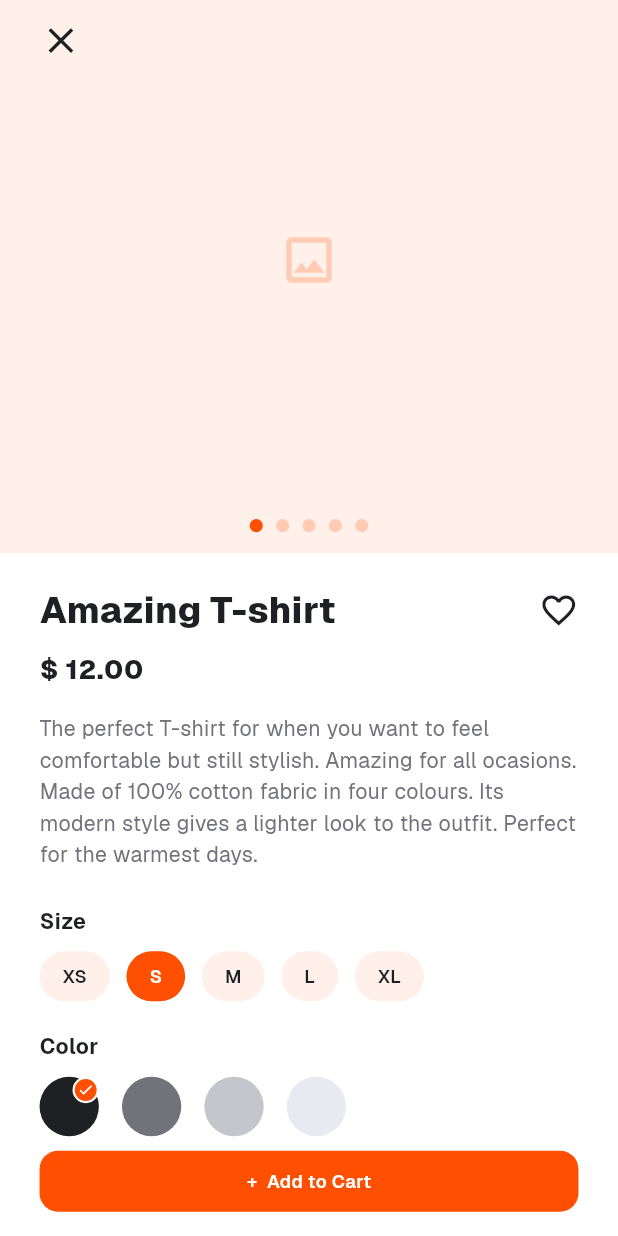
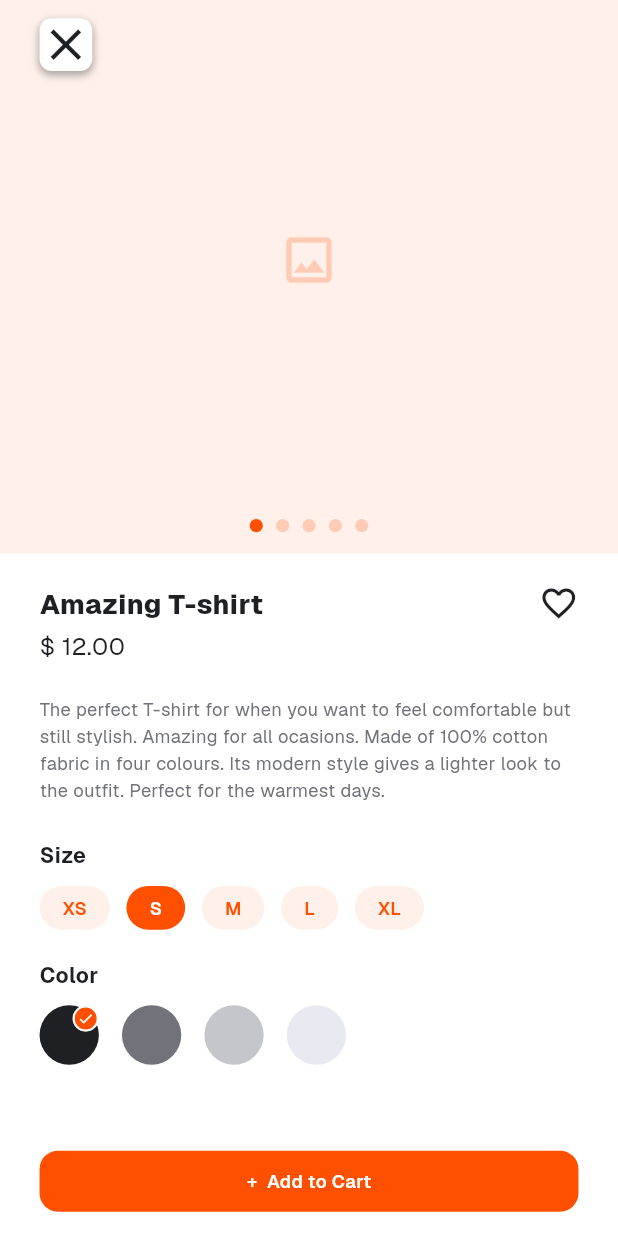
Before and after one commit to SwiftGomaApp/SwiftGoma, a Flutter app: the ExploreScreen screen opened by its route, after a tap on "Amazing T-shirt", on a phone screen of 412 x 824 dp. Run offline on Flutter 3.47's test engine with Material 3 defaults, Android fonts, the phone set to English and light mode, and no system bars; our stand-ins replace connectivity_plus, equatable, flutter_bloc, flutter_screenutil, font_awesome_flutter, go_router and 2 more.

Commit message:
dummy UI done

```diff
--- a/swiftgoma_client/lib/core/widgets/placeholder/image_placeholder.dart
+++ b/swiftgoma_client/lib/core/widgets/placeholder/image_placeholder.dart
@@ -22,7 +22,7 @@ class ImagePlaceholder extends StatelessWidget {
       alignment: Alignment.center,
       child: Icon(
         Icons.image_outlined,
-        size: iconSize ?? 28.w,
+        size: iconSize ?? 40.w,
         color: AppColors.highlight4,
       ),
     );
--- a/swiftgoma_client/lib/features/main/view/pages/main_shell.dart
+++ b/swiftgoma_client/lib/features/main/view/pages/main_shell.dart
@@ -38,8 +38,8 @@ class _BottomNav extends StatelessWidget {
   static const List<_NavItem> _items = [
     _NavItem(label: 'Explore', icon: Icons.explore),
     _NavItem(label: 'Categories', icon: Icons.grid_view_rounded),
-    _NavItem(label: 'Stores', icon: Icons.storefront),
-    _NavItem(label: 'Profile', icon: Icons.person),
+    _NavItem(label: 'Stores', icon: Icons.store_sharp),
+    _NavItem(label: 'Profile', icon: Icons.person_sharp),
   ];
 
   @override
--- a/swiftgoma_client/lib/features/shop/view/pages/explore_screen.dart
+++ b/swiftgoma_client/lib/features/shop/view/pages/explore_screen.dart
@@ -33,11 +33,15 @@ class _ExploreScreenState extends State<ExploreScreen> {
     return Scaffold(
       backgroundColor: AppColors.neutralLight5,
       body: SafeArea(
+        child: Column(
+          crossAxisAlignment: CrossAxisAlignment.start,
+          children: [
+            _buildHeader(context),
+            Expanded(
               child: SingleChildScrollView(
                 child: Column(
                   crossAxisAlignment: CrossAxisAlignment.start,
                   children: [
-              _buildHeader(context),
                     _buildBanner(),
                     SizedBox(height: 24.h),
                     _buildSection(context, 'Perfect for you', Product.samples),
@@ -52,6 +56,9 @@ class _ExploreScreenState extends State<ExploreScreen> {
                 ),
               ),
             ),
+          ],
+        ),
+      ),
     );
   }
 
@@ -62,11 +69,11 @@ class _ExploreScreenState extends State<ExploreScreen> {
         children: [
           GestureDetector(
             onTap: () => context.push(AppRoutes.search),
-            child: Icon(Icons.search, size: 26.w, color: AppColors.neutralDark1),
+            child: Icon(Icons.search_outlined, size: 24.w, color: AppColors.neutralDark1),
           ),
           const Spacer(),
           Icon(Icons.favorite_border, size: 24.w, color: AppColors.neutralDark1),
-          SizedBox(width: 20.w),
+          SizedBox(width: 16.w),
           GestureDetector(
             onTap: () => context.push(AppRoutes.cart),
             child: BlocBuilder<CartCubit, List<CartItem>>(
@@ -82,10 +89,10 @@ class _ExploreScreenState extends State<ExploreScreen> {
                     ),
                     if (count > 0)
                       Positioned(
-                        right: -4.w,
-                        bottom: -2.h,
+                        right: -1.w,
+                        bottom: -8.h,
                         child: Container(
-                          padding: EdgeInsets.all(4.w),
+                          padding: EdgeInsets.all(5.w),
                           decoration: const BoxDecoration(
                             color: AppColors.highlight1,
                             shape: BoxShape.circle,
@@ -109,22 +116,25 @@ class _ExploreScreenState extends State<ExploreScreen> {
   }
 
   Widget _buildBanner() {
-    return Column(
+    return SizedBox(
+      height: 200.h,
+      child: Stack(
         children: [
-        SizedBox(
-          height: 200.h,
-          child: PageView.builder(
+          PageView.builder(
             controller: _bannerController,
             itemCount: 5,
             onPageChanged: (index) => setState(() => _bannerIndex = index),
             itemBuilder: (context, index) => const ImagePlaceholder(),
           ),
-        ),
-        SizedBox(height: 12.h),
-        Row(
+          Positioned(
+            left: 0,
+            right: 0,
+            bottom: 12.h,
+            child: Row(
               mainAxisAlignment: MainAxisAlignment.center,
               children: List.generate(5, (index) {
-            final bool isActive = index == _bannerIndex;
+                final isActive = index == _bannerIndex;
+
                 return Container(
                   margin: EdgeInsets.symmetric(horizontal: 4.w),
                   width: 8.w,
@@ -138,7 +148,9 @@ class _ExploreScreenState extends State<ExploreScreen> {
                 );
               }),
             ),
+          ),
         ],
+      ),
     );
   }
 
@@ -184,7 +196,7 @@ class _ExploreScreenState extends State<ExploreScreen> {
             separatorBuilder: (_, _) => SizedBox(width: 16.w),
             itemBuilder: (context, index) => ProductCard(
               product: products[index],
-              width: 160.w,
+              width: 180.w,
               onTap: () =>
                   context.push(AppRoutes.product, extra: products[index]),
             ),
--- a/swiftgoma_client/lib/features/shop/view/pages/product_screen.dart
+++ b/swiftgoma_client/lib/features/shop/view/pages/product_screen.dart
@@ -30,14 +30,28 @@ class _ProductScreenState extends State<ProductScreen> {
   };
 
   final PageController _imageController = PageController();
+  final ScrollController _scrollController = ScrollController();
   int _imageIndex = 0;
+  bool _scrolled = false;
   bool _favorite = false;
   late String _selectedSize = widget.product.sizes[1];
   late String _selectedColor = widget.product.colors.first;
 
   @override
+  void initState() {
+    super.initState();
+    _scrollController.addListener(_onScroll);
+  }
+
+  void _onScroll() {
+    final bool scrolled = _scrollController.offset > 0;
+    if (scrolled != _scrolled) setState(() => _scrolled = scrolled);
+  }
+
+  @override
   void dispose() {
     _imageController.dispose();
+    _scrollController.dispose();
     super.dispose();
   }
 
@@ -50,12 +64,11 @@ class _ProductScreenState extends State<ProductScreen> {
           ),
         );
     context.showToast(
-      variant: ToastVariant.success,
+      variant: ToastVariant.informative,
       title: 'Added to cart',
       description: '${widget.product.name} · $_selectedColor / $_selectedSize',
       duration: const Duration(seconds: 2),
     );
-    context.pop();
   }
 
   @override
@@ -63,11 +76,6 @@ class _ProductScreenState extends State<ProductScreen> {
     return Scaffold(
       backgroundColor: AppColors.neutralLight5,
       body: Column(
-        children: [
-          Expanded(
-            child: SingleChildScrollView(
-              child: Column(
-                crossAxisAlignment: CrossAxisAlignment.start,
         children: [
           _buildImageCarousel(context),
           Padding(
@@ -80,18 +88,15 @@ class _ProductScreenState extends State<ProductScreen> {
                     Expanded(
                       child: Text(
                         widget.product.name,
-                                style: AppTypography.h1.copyWith(
+                        style: AppTypography.h2.copyWith(
                           color: AppColors.neutralDark1,
                         ),
                       ),
                     ),
                     GestureDetector(
-                              onTap: () =>
-                                  setState(() => _favorite = !_favorite),
+                      onTap: () => setState(() => _favorite = !_favorite),
                       child: Icon(
-                                _favorite
-                                    ? Icons.favorite
-                                    : Icons.favorite_border,
+                        _favorite ? Icons.favorite : Icons.favorite_border,
                         size: 24.w,
                         color: _favorite
                             ? AppColors.highlight1
@@ -100,17 +105,29 @@ class _ProductScreenState extends State<ProductScreen> {
                     ),
                   ],
                 ),
-                        SizedBox(height: 8.h),
+                SizedBox(height: 4.h),
                 Text(
                   '\$ ${widget.product.price.toStringAsFixed(2)}',
-                          style: AppTypography.h2.copyWith(
+                  style: AppTypography.bodyL.copyWith(
                     color: AppColors.neutralDark1,
                   ),
                 ),
                 SizedBox(height: 16.h),
+              ],
+            ),
+          ),
+          _ScrollShadow(visible: _scrolled),
+          Expanded(
+            child: SingleChildScrollView(
+              controller: _scrollController,
+              child: Padding(
+                padding: EdgeInsets.fromLTRB(24.w, 4.h, 24.w, 0),
+                child: Column(
+                  crossAxisAlignment: CrossAxisAlignment.start,
+                  children: [
                     Text(
                       widget.product.description,
-                          style: AppTypography.bodyM.copyWith(
+                      style: AppTypography.bodyS.copyWith(
                         color: AppColors.neutralDark4,
                         height: 1.5,
                       ),
@@ -137,8 +154,6 @@ class _ProductScreenState extends State<ProductScreen> {
                   ],
                 ),
               ),
-                ],
-              ),
             ),
           ),
           SafeArea(
@@ -163,8 +178,7 @@ class _ProductScreenState extends State<ProductScreen> {
               child: PageView.builder(
                 controller: _imageController,
                 itemCount: 5,
-                onPageChanged: (index) =>
-                    setState(() => _imageIndex = index),
+                onPageChanged: (index) => setState(() => _imageIndex = index),
                 itemBuilder: (context, index) =>
                     const ImagePlaceholder(iconSize: 40),
               ),
@@ -196,9 +210,27 @@ class _ProductScreenState extends State<ProductScreen> {
         Positioned(
           top: MediaQuery.of(context).padding.top + 12.h,
           left: 24.w,
+          child: Container(
+            decoration: BoxDecoration(
+              color: AppColors.neutralLight5,
+              shape: BoxShape.rectangle,
+              borderRadius: BorderRadius.circular(8.r),
+              boxShadow: [
+                BoxShadow(
+                  color: AppColors.neutralDark1.withValues(alpha: 0.4),
+                  blurRadius: 4.r,
+                  offset: Offset(0, 2.h),
+                ),
+              ],
+            ),
             child: GestureDetector(
               onTap: () => context.pop(),
-            child: Icon(Icons.close, size: 26.w, color: AppColors.neutralDark1),
+              child: Icon(
+                Icons.close_outlined,
+                size: 32.w,
+                color: AppColors.neutralDark1,
+              ),
+            ),
           ),
         ),
       ],
@@ -213,10 +245,9 @@ class _ProductScreenState extends State<ProductScreen> {
         return GestureDetector(
           onTap: () => setState(() => _selectedSize = size),
           child: Container(
-            padding: EdgeInsets.symmetric(horizontal: 14.w, vertical: 8.h),
+            padding: EdgeInsets.symmetric(horizontal: 14.w, vertical: 6.h),
             decoration: BoxDecoration(
-              color:
-                  isSelected ? AppColors.highlight1 : AppColors.highlight5,
+              color: isSelected ? AppColors.highlight1 : AppColors.highlight5,
               borderRadius: BorderRadius.circular(20.r),
             ),
             child: Text(
@@ -224,7 +255,7 @@ class _ProductScreenState extends State<ProductScreen> {
               style: AppTypography.actionM.copyWith(
                 color: isSelected
                     ? AppColors.neutralLight5
-                    : AppColors.neutralDark1,
+                    : AppColors.highlight1,
               ),
             ),
           ),
@@ -237,8 +268,7 @@ class _ProductScreenState extends State<ProductScreen> {
     return Row(
       children: widget.product.colors.map((color) {
         final bool isSelected = color == _selectedColor;
-        final Color swatch =
-            _colorSwatches[color] ?? AppColors.neutralLight2;
+        final Color swatch = _colorSwatches[color] ?? AppColors.neutralLight2;
         return GestureDetector(
           onTap: () => setState(() => _selectedColor = color),
           child: Container(
@@ -274,3 +304,30 @@ class _ProductScreenState extends State<ProductScreen> {
     );
   }
 }
+
+class _ScrollShadow extends StatelessWidget {
+  const _ScrollShadow({required this.visible});
+
+  final bool visible;
+
+  @override
+  Widget build(BuildContext context) {
+    return AnimatedOpacity(
+      opacity: visible ? 1 : 0,
+      duration: const Duration(milliseconds: 150),
+      child: Container(
+        height: 1,
+        decoration: BoxDecoration(
+          color: AppColors.neutralLight3,
+          boxShadow: [
+            BoxShadow(
+              color: AppColors.neutralDark1.withValues(alpha: 0.08),
+              blurRadius: 8,
+              offset: const Offset(0, 4),
+            ),
+          ],
+        ),
+      ),
+    );
+  }
+}
```
Also changed, not shown: swiftgoma_client/lib/features/home/view/pages/home.dart (deleted, +0 -88 lines), swiftgoma_client/lib/features/home/view/widgets/counter_display.dart (deleted, +0 -18 lines), swiftgoma_client/lib/features/home/viewmodel/home_bloc.dart (deleted, +0 -16 lines), swiftgoma_client/lib/features/home/viewmodel/home_event.dart (deleted, +0 -12 lines), swiftgoma_client/lib/features/home/viewmodel/home_state.dart (deleted, +0 -14 lines), 3 other files. Lines whose indentation alone changed are shown as unchanged.
